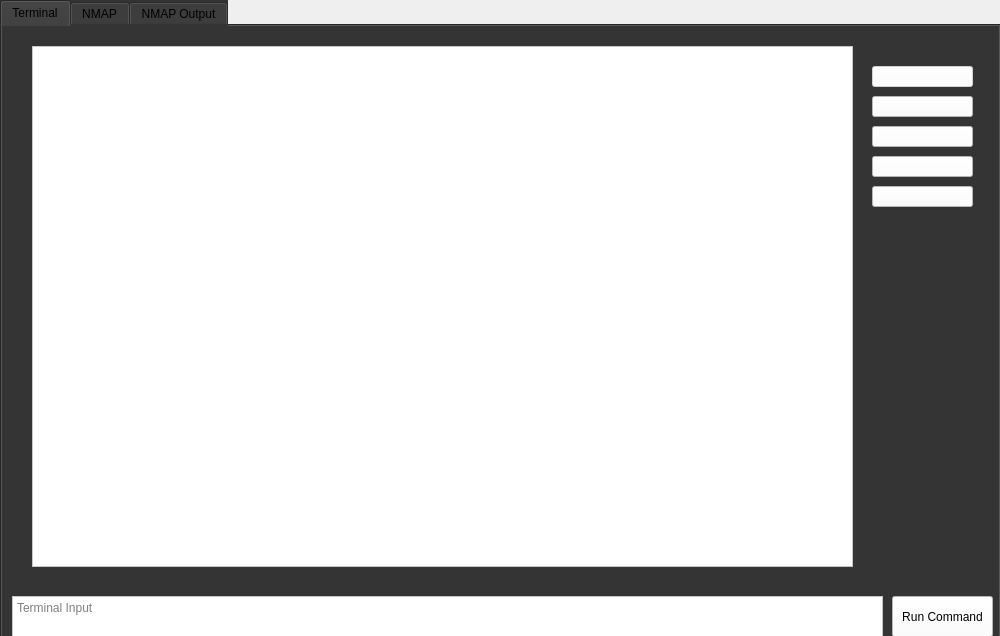
First picture: the form in untitled.ui, repository aaroncf2008/unigui, before the edit.
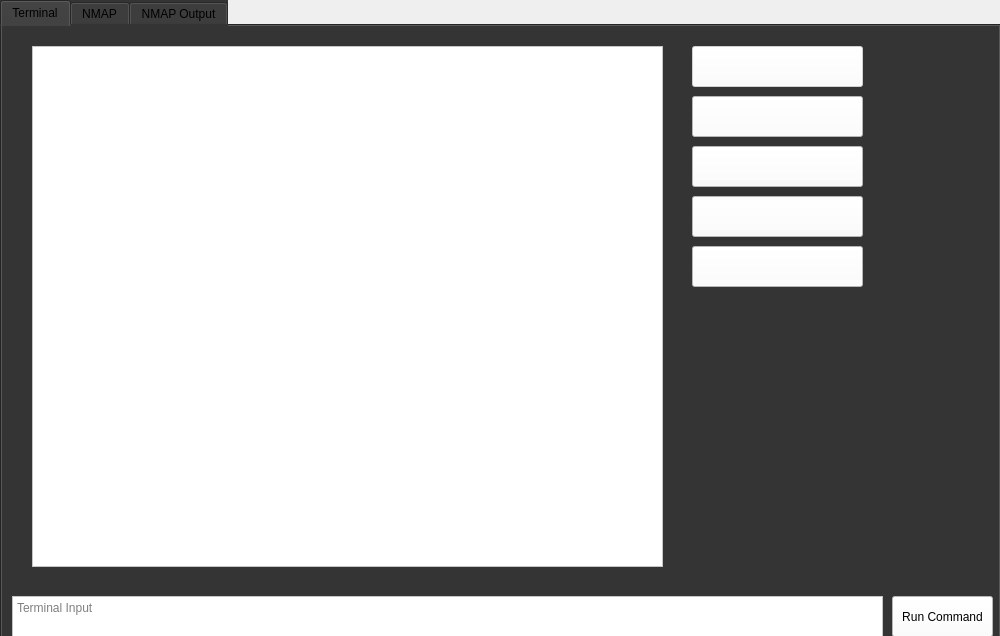
Second picture: the form after the edit.

Diff of the .ui file:
```diff
--- a/untitled.ui
+++ b/untitled.ui
@@ -58,7 +58,7 @@
       <rect>
        <x>30</x>
        <y>20</y>
-       <width>821</width>
+       <width>631</width>
        <height>521</height>
       </rect>
      </property>
@@ -70,8 +70,8 @@
       <string>&lt;!DOCTYPE HTML PUBLIC &quot;-//W3C//DTD HTML 4.0//EN&quot; &quot;http://www.w3.org/TR/REC-html40/strict.dtd&quot;&gt;
 &lt;html&gt;&lt;head&gt;&lt;meta name=&quot;qrichtext&quot; content=&quot;1&quot; /&gt;&lt;style type=&quot;text/css&quot;&gt;
 p, li { white-space: pre-wrap; }
-&lt;/style&gt;&lt;/head&gt;&lt;body style=&quot; font-family:'MS Shell Dlg 2'; font-size:8.25pt; font-weight:400; font-style:normal;&quot;&gt;
-&lt;p style=&quot;-qt-paragraph-type:empty; margin-top:0px; margin-bottom:0px; margin-left:0px; margin-right:0px; -qt-block-indent:0; text-indent:0px;&quot;&gt;&lt;br /&gt;&lt;/p&gt;&lt;/body&gt;&lt;/html&gt;</string>
+&lt;/style&gt;&lt;/head&gt;&lt;body style=&quot; font-family:'MS Shell Dlg 2'; font-size:16pt; font-weight:400; font-style:normal;&quot;&gt;
+&lt;p style=&quot;-qt-paragraph-type:empty; margin-top:0px; margin-bottom:0px; margin-left:0px; margin-right:0px; -qt-block-indent:0; text-indent:0px; font-size:8.25pt;&quot;&gt;&lt;br /&gt;&lt;/p&gt;&lt;/body&gt;&lt;/html&gt;</string>
      </property>
     </widget>
     <widget class="QPushButton" name="sendterminal">
@@ -120,10 +120,10 @@
      </property>
      <property name="geometry">
       <rect>
-       <x>870</x>
-       <y>40</y>
-       <width>101</width>
-       <height>21</height>
+       <x>690</x>
+       <y>20</y>
+       <width>171</width>
+       <height>41</height>
       </rect>
      </property>
      <property name="styleSheet">
@@ -139,10 +139,10 @@
     <widget class="QPushButton" name="button3">
      <property name="geometry">
       <rect>
-       <x>870</x>
-       <y>100</y>
-       <width>101</width>
-       <height>21</height>
+       <x>690</x>
+       <y>120</y>
+       <width>171</width>
+       <height>41</height>
       </rect>
      </property>
      <property name="styleSheet">
@@ -155,10 +155,10 @@
     <widget class="QPushButton" name="button2">
      <property name="geometry">
       <rect>
-       <x>870</x>
+       <x>690</x>
        <y>70</y>
-       <width>101</width>
-       <height>21</height>
+       <width>171</width>
+       <height>41</height>
       </rect>
      </property>
      <property name="styleSheet">
@@ -171,10 +171,10 @@
     <widget class="QPushButton" name="button4">
      <property name="geometry">
       <rect>
-       <x>870</x>
-       <y>130</y>
-       <width>101</width>
-       <height>21</height>
+       <x>690</x>
+       <y>170</y>
+       <width>171</width>
+       <height>41</height>
       </rect>
      </property>
      <property name="styleSheet">
@@ -187,10 +187,10 @@
     <widget class="QPushButton" name="button5">
      <property name="geometry">
       <rect>
-       <x>870</x>
-       <y>160</y>
-       <width>101</width>
-       <height>21</height>
+       <x>690</x>
+       <y>220</y>
+       <width>171</width>
+       <height>41</height>
       </rect>
      </property>
      <property name="styleSheet">
```
Left out of the diff: 1 changed line with no effect on the pictures.
